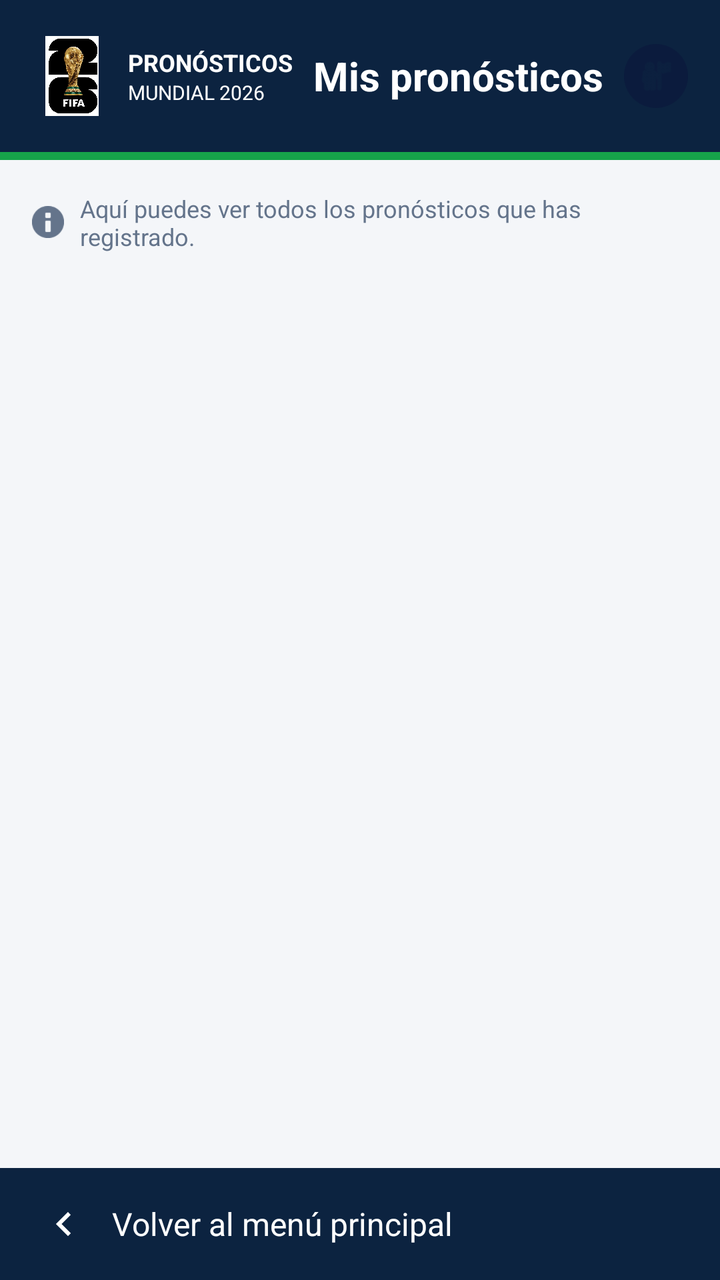
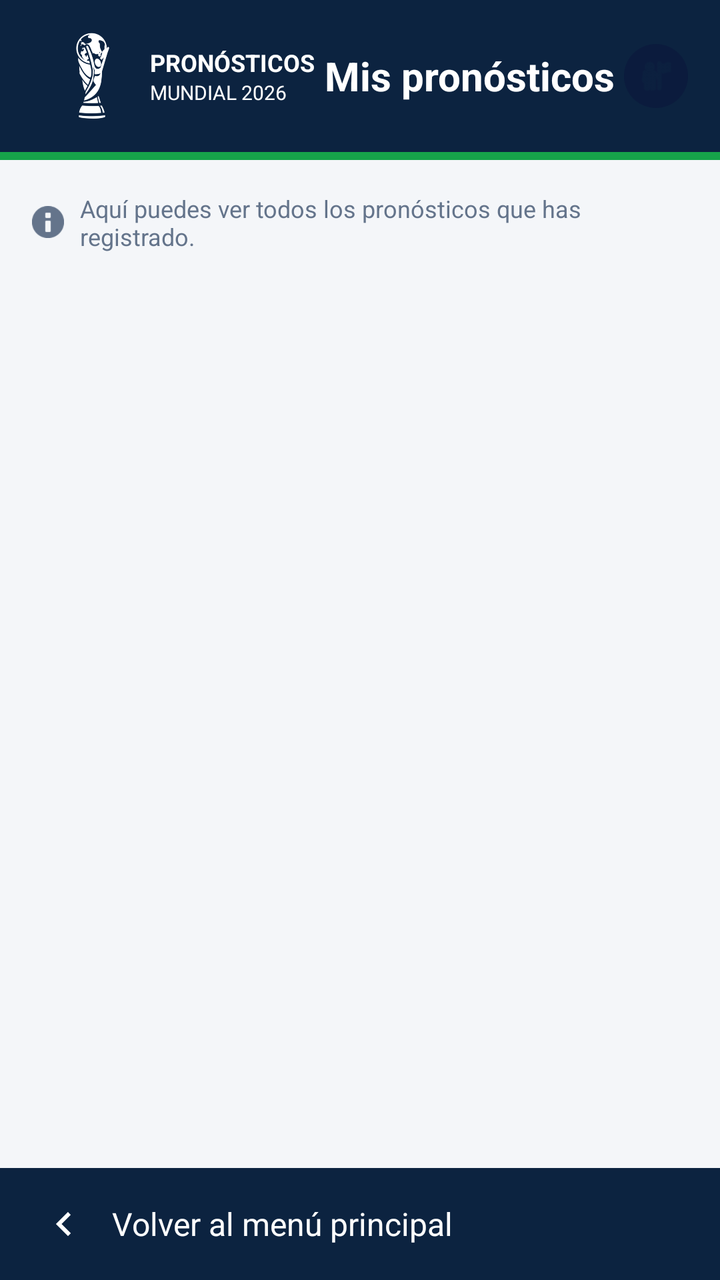

Two renders of the same Android screen: before a commit and after it. Below are the layout's source before the change and the commit's diff.
<!-- AndroidManifest.xml: application theme Theme.POO4_2P_GUERRERO_MARQUEZ_PALAGUACHI -->
<!-- res/layout/activity_mis_pronosticos.xml -->
<?xml version="1.0" encoding="utf-8"?>
<LinearLayout xmlns:android="http://schemas.android.com/apk/res/android"
    xmlns:app="http://schemas.android.com/apk/res-auto"
    android:layout_width="match_parent"
    android:layout_height="match_parent"
    android:background="#F4F6F9"
    android:orientation="vertical">

    <LinearLayout
        android:layout_width="match_parent"
        android:layout_height="76dp"
        android:background="#0C2340"
        android:gravity="center_vertical"
        android:orientation="horizontal"
        android:paddingHorizontal="16dp">

        <ImageView
            android:layout_width="40dp"
            android:layout_height="40dp"
            android:src="@drawable/logo_mundial_2026" />

        <LinearLayout
            android:layout_width="wrap_content"
            android:layout_height="wrap_content"
            android:layout_marginStart="8dp"
            android:orientation="vertical">

            <TextView
                android:layout_width="wrap_content"
                android:layout_height="wrap_content"
                android:text="PRONÓSTICOS"
                android:textColor="#FFFFFF"
                android:textSize="12sp"
                android:textStyle="bold" />
            <TextView
                android:layout_width="wrap_content"
                android:layout_height="wrap_content"
                android:text="MUNDIAL 2026"
                android:textColor="#FFFFFF"
                android:textSize="10sp" />
        </LinearLayout>

        <TextView
            android:layout_width="0dp"
            android:layout_height="wrap_content"
            android:layout_weight="1"
            android:gravity="center"
            android:text="Mis pronósticos"
            android:textColor="#FFFFFF"
            android:textSize="20sp"
            android:textStyle="bold" />

        <ImageView
            android:layout_width="32dp"
            android:layout_height="32dp"
            android:background="@drawable/shape_circle_avatar"
            android:padding="6dp"
            android:src="@android:drawable/ic_menu_myplaces"
            app:tint="#0C2340" />
    </LinearLayout>

    <View
        android:layout_width="match_parent"
        android:layout_height="4dp"
        android:background="#16A34A" />

    <LinearLayout
        android:layout_width="match_parent"
        android:layout_height="wrap_content"
        android:layout_marginTop="16dp"
        android:layout_marginBottom="8dp"
        android:layout_marginHorizontal="16dp"
        android:gravity="center_vertical"
        android:orientation="horizontal">

        <ImageView
            android:layout_width="16dp"
            android:layout_height="16dp"
            android:src="@android:drawable/ic_dialog_info"
            app:tint="#64748B" />

        <TextView
            android:layout_width="wrap_content"
            android:layout_height="wrap_content"
            android:layout_marginStart="8dp"
            android:text="Aquí puedes ver todos los pronósticos que has registrado."
            android:textColor="#64748B"
            android:textSize="12sp" />
    </LinearLayout>

    <ScrollView
        android:layout_width="match_parent"
        android:layout_height="0dp"
        android:layout_weight="1"
        android:fillViewport="true">

        <LinearLayout
            android:id="@+id/containerPronosticos"
            android:layout_width="match_parent"
            android:layout_height="wrap_content"
            android:orientation="vertical"
            android:paddingHorizontal="16dp"
            android:paddingBottom="16dp" />
    </ScrollView>

    <LinearLayout
        android:id="@+id/btnVolver"
        android:layout_width="match_parent"
        android:layout_height="56dp"
        android:background="#0C2340"
        android:clickable="true"
        android:focusable="true"
        android:gravity="center_vertical"
        android:onClick="volverAlMenu"
        android:orientation="horizontal"
        android:paddingHorizontal="20dp">

        <ImageView
            android:layout_width="24dp"
            android:layout_height="24dp"
            android:src="@drawable/ic_flecha_derecha"
            android:rotation="180"
            app:tint="#FFFFFF" />

        <TextView
            android:layout_width="wrap_content"
            android:layout_height="wrap_content"
            android:layout_marginStart="12dp"
            android:text="Volver al menú principal"
            android:textColor="#FFFFFF"
            android:textSize="16sp" />
    </LinearLayout>

</LinearLayout>
<!-- resources referenced by this layout -->
<resources>
  <!-- drawable ic_flecha_derecha (drawable) -->
  <vector xmlns:android="http://schemas.android.com/apk/res/android"
      android:width="24dp"
      android:height="24dp"
      android:viewportWidth="24"
      android:viewportHeight="24">
      <path
          android:fillColor="#0C2340"
          android:pathData="M8.59,16.58L13.17,12L8.59,7.41L10,6L16,12L10,18L8.59,16.58Z"/>
  </vector>
  <!-- drawable logo_mundial_2026: jpg bitmap (drawable, 285951 bytes) -->
  <!-- drawable shape_circle_avatar (drawable) -->
  <?xml version="1.0" encoding="utf-8"?>
  <shape xmlns:android="http://schemas.android.com/apk/res/android"
      android:shape="oval">
      <solid android:color="#0B1B3D" />
  </shape>
  <style name="Theme.POO4_2P_GUERRERO_MARQUEZ_PALAGUACHI" parent="Base.Theme.POO4_2P_GUERRERO_MARQUEZ_PALAGUACHI" />
  <style name="Base.Theme.POO4_2P_GUERRERO_MARQUEZ_PALAGUACHI" parent="Theme.Material3.DayNight.NoActionBar">
          
          
      </style>
</resources>

<!-- the commit's change to res/layout/activity_mis_pronosticos.xml (unified diff, before → after) -->
@@ -15,14 +15,13 @@
         android:paddingHorizontal="16dp">
 
         <ImageView
-            android:layout_width="40dp"
-            android:layout_height="40dp"
-            android:src="@drawable/logo_mundial_2026" />
+            android:layout_width="59dp"
+            android:layout_height="50dp"
+            android:src="@drawable/copa_mundial_blanca" />
 
         <LinearLayout
             android:layout_width="wrap_content"
             android:layout_height="wrap_content"
-            android:layout_marginStart="8dp"
             android:orientation="vertical">
 
             <TextView
<!-- resource entries referenced after the edit -->
@@ -1,5 +1,6 @@
 <!-- resources referenced by this layout -->
 <resources>
+  <!-- drawable copa_mundial_blanca: png bitmap (drawable, 53141 bytes) -->
   <!-- drawable ic_flecha_derecha (drawable) -->
   <vector xmlns:android="http://schemas.android.com/apk/res/android"
       android:width="24dp"
@@ -10,7 +11,6 @@
           android:fillColor="#0C2340"
           android:pathData="M8.59,16.58L13.17,12L8.59,7.41L10,6L16,12L10,18L8.59,16.58Z"/>
   </vector>
-  <!-- drawable logo_mundial_2026: jpg bitmap (drawable, 285951 bytes) -->
   <!-- drawable shape_circle_avatar (drawable) -->
   <?xml version="1.0" encoding="utf-8"?>
   <shape xmlns:android="http://schemas.android.com/apk/res/android"
